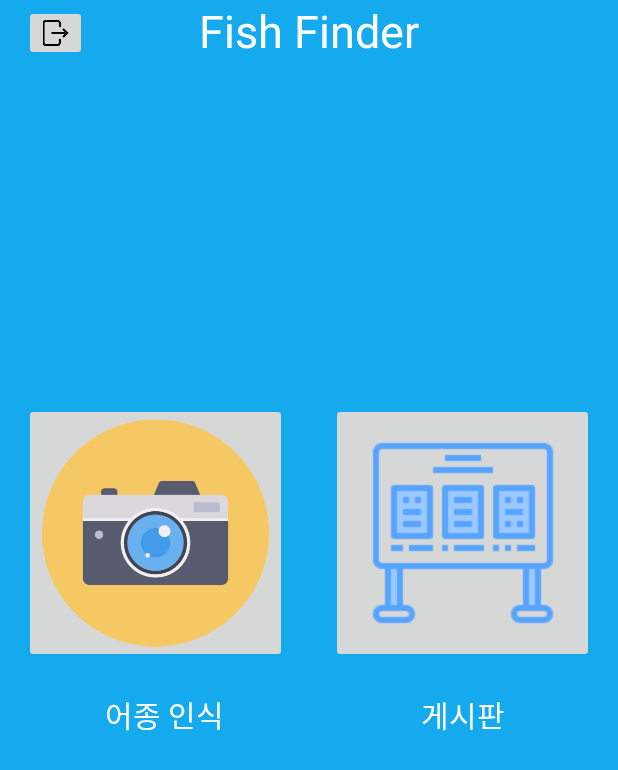
After one commit to SEO-J17/2021_CapStone, an Android app: the Choice_Activity screen opened directly, with no data from a screen before it, on a phone screen of 412 x 824 dp. The commit adds this screen. Shown: the top 770 px of the screen. Run offline under Robolectric (Android 15) with nearby library versions, the phone set to English and light mode, and no system bars.

Commit message:
Edit Choice_Activity(50% done)

```diff
--- a/app/src/main/AndroidManifest.xml
+++ b/app/src/main/AndroidManifest.xml
@@ -27,6 +27,8 @@
 
         <activity android:name=".MainActivity"/>
         <activity android:name=".Join_Activity"></activity>
+        <activity android:name=".Choice_Activity"></activity>
+
 
     </application>
 </manifest>
--- /dev/null
+++ b/app/src/main/java/jeongbuk/galaxys3/fishfinder/Choice_Activity.java
@@ -0,0 +1,40 @@
+package jeongbuk.galaxys3.fishfinder;
+
+import android.content.Intent;
+import android.content.SharedPreferences;
+import android.os.Bundle;
+import android.view.View;
+import android.widget.ImageButton;
+
+import androidx.annotation.Nullable;
+import androidx.appcompat.app.AppCompatActivity;
+
+public class Choice_Activity extends AppCompatActivity {
+    private ImageButton logout;
+    private ImageButton board;      //게시판 버튼
+    private ImageButton camera;     //어종인식 버튼
+
+
+    @Override
+    protected void onCreate(@Nullable Bundle savedInstanceState) {
+        super.onCreate(savedInstanceState);
+        setContentView(R.layout.activity_choice);
+        final SharedPreferences sharedPreferences = getSharedPreferences("UserState",0);
+
+        logout = (ImageButton) findViewById(R.id.img_btn_logout);
+        board  = (ImageButton) findViewById(R.id.img_btn_board);
+        camera = (ImageButton) findViewById(R.id.img_btn_camera);
+
+        logout.setOnClickListener(new View.OnClickListener() {
+            @Override
+            public void onClick(View v) {
+                SharedPreferences.Editor editor = sharedPreferences.edit();
+                editor.putString(getResources().getString(R.string.prefLoginstate), "loggedout");
+                editor.apply();
+                Intent intent = new Intent(Choice_Activity.this, MainActivity.class);
+                startActivity(intent);
+                finish();
+            }
+        });
+    }
+}
--- a/app/src/main/java/jeongbuk/galaxys3/fishfinder/Login_Activity.java
+++ /dev/null
@@ -1,4 +0,0 @@
-package jeongbuk.galaxys3.fishfinder;
-
-public class Login_Activity {
-}
--- /dev/null
+++ b/app/src/main/res/layout/activity_choice.xml
@@ -0,0 +1,90 @@
+<?xml version="1.0" encoding="utf-8"?>
+<androidx.constraintlayout.widget.ConstraintLayout
+    xmlns:android="http://schemas.android.com/apk/res/android"
+    xmlns:app="http://schemas.android.com/apk/res-auto"
+    xmlns:tools="http://schemas.android.com/tools"
+    android:background="@color/main_color"
+    android:layout_width="match_parent"
+    android:layout_height="match_parent">
+
+
+    <TextView
+        android:id="@+id/choice_title"
+        android:layout_width="wrap_content"
+        android:layout_height="wrap_content"
+        android:text="Fish Finder"
+        android:textColor="@color/white"
+        android:textSize="30sp"
+        app:layout_constraintEnd_toEndOf="parent"
+        app:layout_constraintStart_toStartOf="parent"
+        app:layout_constraintTop_toTopOf="parent" />
+
+    <ImageButton
+        android:id="@+id/img_btn_logout"
+        android:layout_width="42dp"
+        android:layout_height="37dp"
+        android:adjustViewBounds="true"
+        android:maxWidth="35dp"
+        android:maxHeight="35dp"
+        android:scaleType="fitCenter"
+        app:layout_constraintBottom_toBottomOf="parent"
+        app:layout_constraintEnd_toEndOf="parent"
+        app:layout_constraintHorizontal_bias="0.043"
+        app:layout_constraintStart_toStartOf="parent"
+        app:layout_constraintTop_toTopOf="parent"
+        app:layout_constraintVertical_bias="0.004"
+        app:srcCompat="@drawable/exit" />
+
+    <ImageButton
+        android:id="@+id/img_btn_board"
+        android:layout_width="175dp"
+        android:layout_height="173dp"
+        app:layout_constraintBottom_toBottomOf="parent"
+        app:layout_constraintEnd_toEndOf="parent"
+        app:layout_constraintHorizontal_bias="0.932"
+        app:layout_constraintStart_toStartOf="parent"
+        app:layout_constraintTop_toTopOf="parent"
+        app:layout_constraintVertical_bias="0.413"
+        app:srcCompat="@drawable/board" />
+
+    <ImageButton
+        android:id="@+id/img_btn_camera"
+        android:layout_width="175dp"
+        android:layout_height="173dp"
+        android:scaleType="fitCenter"
+        app:layout_constraintBottom_toBottomOf="parent"
+        app:layout_constraintEnd_toEndOf="parent"
+        app:layout_constraintHorizontal_bias="0.067"
+        app:layout_constraintStart_toStartOf="parent"
+        app:layout_constraintTop_toTopOf="parent"
+        app:layout_constraintVertical_bias="0.413"
+        app:srcCompat="@drawable/camera" />
+
+    <TextView
+        android:id="@+id/textview_camera"
+        android:layout_width="wrap_content"
+        android:layout_height="wrap_content"
+        android:text="@string/view_camera"
+        android:textColor="@color/white"
+        android:textSize="20sp"
+        app:layout_constraintBottom_toBottomOf="parent"
+        app:layout_constraintEnd_toEndOf="parent"
+        app:layout_constraintHorizontal_bias="0.211"
+        app:layout_constraintStart_toStartOf="parent"
+        app:layout_constraintTop_toTopOf="parent"
+        app:layout_constraintVertical_bias="0.581" />
+
+    <TextView
+        android:id="@+id/textview_board"
+        android:layout_width="wrap_content"
+        android:layout_height="wrap_content"
+        android:text="@string/view_board"
+        android:textColor="@color/white"
+        android:textSize="20sp"
+        app:layout_constraintBottom_toBottomOf="parent"
+        app:layout_constraintEnd_toEndOf="parent"
+        app:layout_constraintHorizontal_bias="0.788"
+        app:layout_constraintStart_toStartOf="parent"
+        app:layout_constraintTop_toTopOf="parent"
+        app:layout_constraintVertical_bias="0.581" />
+</androidx.constraintlayout.widget.ConstraintLayout>
--- a/app/src/main/res/values/strings.xml
+++ b/app/src/main/res/values/strings.xml
@@ -1,9 +1,13 @@
 <resources>
-    <string name="app_name">FishFinder</string>
-    <string name="hint_nickname">닉네임을 입력하세요</string>
-    <string name="hint_id">ID를 입력하세요</string>
-    <string name="hint_password">패스워드를 입력하세요</string>
-    <string name="hint_chk_password">패스워드를 다시 입력하세요</string>
-    <string name="btn_join">회원가입</string>
-    <string name="btn_logout">로그아웃</string>
+    <string name="app_name"> FishFinder </string>
+    <string name="hint_nickname"> 닉네임을 입력하세요 </string>
+    <string name="hint_id"> ID를 입력하세요 </string>
+    <string name="hint_password"> 패스워드를 입력하세요 </string>
+    <string name="hint_chk_password"> 패스워드를 다시 입력하세요 </string>
+    <string name="btn_join"> 회원가입 </string>
+    <string name="img_btn_logout"> 로그아웃 </string>
+    <string name="view_camera"> 어종 인식 </string>
+    <string name="view_board"> 게시판 </string>
+    <string name="chk_loginstate"> 자동 로그인 </string>
+    <string name="prefLoginstate"> loginstate </string>
 </resources>
```
Also changed, not shown: app/src/main/res/drawable-v24/board.png (added), app/src/main/res/drawable-v24/camera.png (added), app/src/main/res/drawable-v24/exit.png (added).
